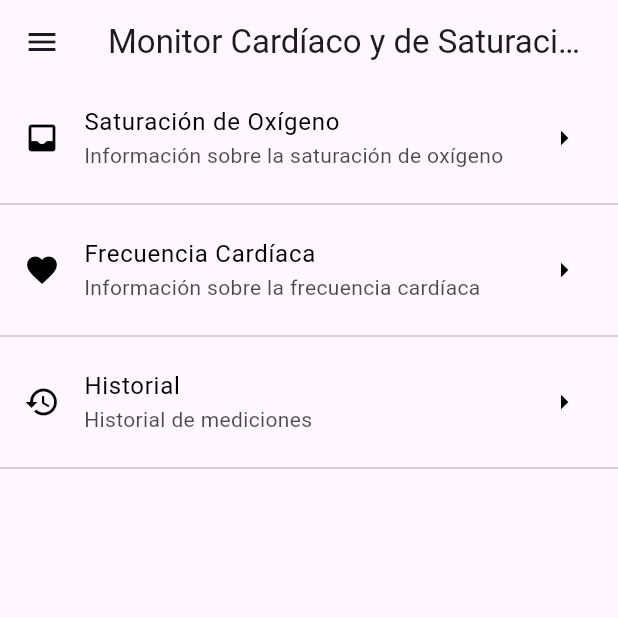
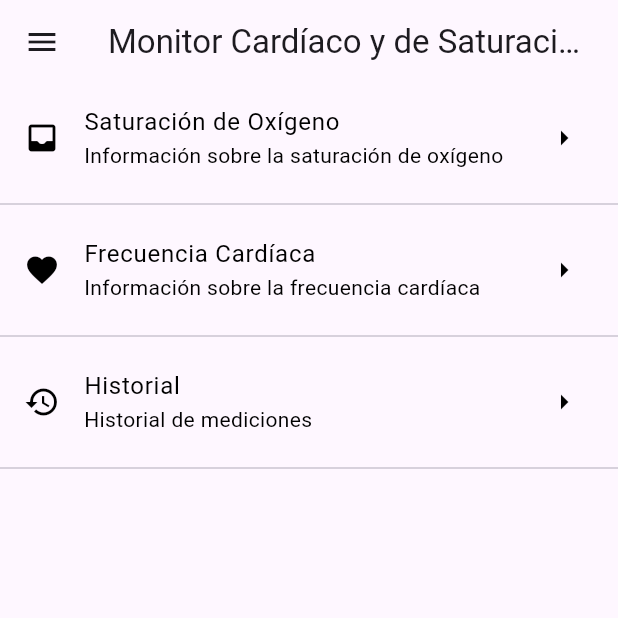
Before and after one commit to MarielBaezSanchez/appM-vil, a Flutter app: the screen it shows after launch, after a tap on "Ingresar", on a phone screen of 412 x 824 dp, the top half of it. Run offline on Flutter 3.47's test engine with Material 3 defaults, Android fonts, the phone set to English and light mode, and no system bars; our stand-ins replace firebase_auth, fluttertoast, google_fonts; accounts and stored records are empty.

Commit message:
AppTheme

```diff
--- a/lib/screens/frecuencia.dart
+++ b/lib/screens/frecuencia.dart
@@ -1,6 +1,7 @@
 import 'package:flutter/material.dart';
 import 'package:historial_exit/screens/historial.dart';
 import 'package:historial_exit/screens/saturacion.dart';
+import 'package:historial_exit/theme/app_theme.dart';
 
 class FrecuenciaCardiaca extends StatefulWidget {
   const FrecuenciaCardiaca({super.key});
@@ -17,11 +18,9 @@ class _FrecuenciaCardiacaState extends State<FrecuenciaCardiaca> {
       _selectedIndex = index;
     });
 
-    // Si se selecciona "Inicio" (índice 0), cerrar la pantalla actual
     if (index == 0) {
       Navigator.pop(context);
     } else {
-      // Navegar a las respectivas pantallas según el índice seleccionado
       switch (index) {
         case 1:
           Navigator.pushReplacement(
@@ -57,7 +56,7 @@ class _FrecuenciaCardiacaState extends State<FrecuenciaCardiaca> {
           height: 100,
           child: CircularProgressIndicator(
             strokeWidth: 8,
-            valueColor: AlwaysStoppedAnimation<Color>(Colors.blue),
+            valueColor: AlwaysStoppedAnimation<Color>(AppTheme.encabezados),
           ),
         ),
       ),
--- a/lib/screens/historial.dart
+++ b/lib/screens/historial.dart
@@ -17,11 +17,9 @@ class _HistorialState extends State<Historial> {
       _selectedIndex = index;
     });
 
-    // Si se selecciona "Inicio" (índice 0), cerrar la pantalla actual
     if (index == 0) {
       Navigator.pop(context);
     } else {
-      // Navegar a las respectivas pantallas según el índice seleccionado
       switch (index) {
         case 1:
           Navigator.pushReplacement(
@@ -87,7 +85,6 @@ class _HistorialState extends State<Historial> {
   }) {
     return GestureDetector(
       onTap: () {
-        // Aquí puedes agregar cualquier acción adicional al tocar un elemento del historial
         print('Tocado el elemento del historial');
       },
       child: Container(
--- a/lib/screens/home_screen.dart
+++ b/lib/screens/home_screen.dart
@@ -2,6 +2,7 @@ import 'package:flutter/material.dart';
 import 'package:historial_exit/screens/frecuencia.dart';
 import 'package:historial_exit/screens/historial.dart';
 import 'package:historial_exit/screens/saturacion.dart';
+import 'package:historial_exit/theme/app_theme.dart';
 
 
 class HomeScreen extends StatefulWidget {
@@ -16,7 +17,7 @@ class _HomeScreenState extends State<HomeScreen> {
   Widget build(BuildContext context) {
     return Scaffold(
       appBar: AppBar(
-        title: const Text('Monitor Cardíaco y de Saturación'),
+        title: const Text('Monitor Cardíaco y de Saturación',),
       ),
       drawer: Drawer(
         child: ListView(
@@ -24,7 +25,7 @@ class _HomeScreenState extends State<HomeScreen> {
           children: <Widget>[
             const DrawerHeader(
               decoration: BoxDecoration(
-                color: Colors.blue,
+                color: AppTheme.encabezados,
               ),
               child: Text(
                 'CodeCrafters',
@@ -78,19 +79,19 @@ class _HomeScreenState extends State<HomeScreen> {
           ListTile(
             title: const Text(
               'Saturación de Oxígeno',
-              style: TextStyle(color: Color.fromARGB(255, 0, 0, 0)),
+              style: TextStyle(color: AppTheme.secondaryColor),
             ),
             subtitle: const Text(
               'Información sobre la saturación de oxígeno',
-              style: TextStyle(color: Color.fromARGB(181, 0, 0, 0)),
+              style: TextStyle(color: AppTheme.secondaryColor),
             ),
             leading: const Icon(
               Icons.inbox_rounded,
-              color: Color.fromARGB(255, 0, 0, 0),
+              color: AppTheme.secondaryColor,
             ),
             trailing: const Icon(
               Icons.arrow_right_outlined,
-              color: Color.fromARGB(255, 0, 0, 0),
+              color: AppTheme.secondaryColor,
             ),
             onTap: () {
               final ruta1 = MaterialPageRoute(builder: (context) {
@@ -103,19 +104,19 @@ class _HomeScreenState extends State<HomeScreen> {
           ListTile(
             title: const Text(
               'Frecuencia Cardíaca',
-              style: TextStyle(color: Color.fromARGB(255, 0, 0, 0)),
+              style: TextStyle(color: AppTheme.secondaryColor),
             ),
             subtitle: const Text(
               'Información sobre la frecuencia cardíaca',
-              style: TextStyle(color: Color.fromARGB(181, 0, 0, 0)),
+              style: TextStyle(color: AppTheme.secondaryColor),
             ),
             leading: const Icon(
               Icons.favorite,
-              color: Color.fromARGB(255, 0, 0, 0),
+              color: AppTheme.secondaryColor,
             ),
             trailing: const Icon(
               Icons.arrow_right_outlined,
-              color: Color.fromARGB(255, 0, 0, 0),
+              color: AppTheme.secondaryColor,
             ),
             onTap: () {
               final ruta2 = MaterialPageRoute(builder: (context) {
@@ -128,19 +129,19 @@ class _HomeScreenState extends State<HomeScreen> {
           ListTile(
             title: const Text(
               'Historial',
-              style: TextStyle(color: Color.fromARGB(255, 0, 0, 0)),
+              style: TextStyle(color: AppTheme.secondaryColor),
             ),
             subtitle: const Text(
               'Historial de mediciones',
-              style: TextStyle(color: Color.fromARGB(181, 0, 0, 0)),
+              style: TextStyle(color: AppTheme.secondaryColor),
             ),
             leading: const Icon(
               Icons.history,
-              color: Color.fromARGB(255, 0, 0, 0),
+              color: AppTheme.secondaryColor,
             ),
             trailing: const Icon(
               Icons.arrow_right_outlined,
-              color: Color.fromARGB(255, 0, 0, 0),
+              color: AppTheme.secondaryColor,
             ),
             onTap: () {
               final ruta3 = MaterialPageRoute(builder: (context) {
--- a/lib/screens/login_screen.dart
+++ b/lib/screens/login_screen.dart
@@ -1,5 +1,6 @@
 import 'package:flutter/material.dart';
-import 'package:historial_exit/screens/home_screen.dart'; // Importa la pantalla HomeScreen
+import 'package:historial_exit/screens/home_screen.dart';
+import 'package:historial_exit/theme/app_theme.dart'; // Importa la pantalla HomeScreen
 
 class LoginPage extends StatefulWidget {
   const LoginPage({Key? key}) : super(key: key); // Corrige el parámetro key
@@ -103,7 +104,7 @@ class _LoginPageState extends State<LoginPage> {
   Widget _buildGreyText(String text) {
     return Text(
       text,
-      style: const TextStyle(color: Colors.grey),
+      style: const TextStyle(color: AppTheme.widgetsColor),
     );
   }
 
@@ -161,7 +162,7 @@ class _LoginPageState extends State<LoginPage> {
       ),
       child: const Text(
         "Ingresar",
-        style: TextStyle(color: Colors.black),
+        style: TextStyle(color: AppTheme.backColor),
       ),
     );
   }
--- a/lib/screens/saturacion.dart
+++ b/lib/screens/saturacion.dart
@@ -1,6 +1,7 @@
 import 'package:flutter/material.dart';
 import 'package:historial_exit/screens/frecuencia.dart';
 import 'package:historial_exit/screens/historial.dart';
+import 'package:historial_exit/theme/app_theme.dart';
 
 class SaturacionOxigeno extends StatefulWidget {
   const SaturacionOxigeno({super.key});
@@ -55,7 +56,7 @@ int _selectedIndex = 0;
           height: 100,
           child: CircularProgressIndicator(
             strokeWidth: 8,
-            valueColor: AlwaysStoppedAnimation<Color>(Colors.blue),
+            valueColor: AlwaysStoppedAnimation<Color>(AppTheme.encabezados),
           ),
         ),
       ),
--- /dev/null
+++ b/lib/theme/app_theme.dart
@@ -0,0 +1,67 @@
+import 'package:flutter/material.dart';
+import 'package:google_fonts/google_fonts.dart';
+
+class AppTheme {
+  //constante del color primario
+  static const encabezados = Colors.blue;
+  //constanete del color secundario
+  static const secondaryColor = Colors.black;
+  //constante de color de fondo
+  static const backColor = Color.fromARGB(255, 188, 229, 255);
+  //constante de color de botones
+  static const widgetsColor = Colors.grey;
+  //constante de color de botones y widgets deshabilitados
+  static const disableWidgetColor = Color.fromARGB(255, 89, 43, 227);
+
+  //definicion del tema del color y estilo de la app
+  static final ThemeData lightTheme = ThemeData.light().copyWith(
+      //colores del tema
+      scaffoldBackgroundColor: backColor,
+      appBarTheme: AppBarTheme(
+        color: encabezados,
+        titleTextStyle: GoogleFonts.lato(
+          color: backColor,
+          fontSize: 28.5,
+          fontWeight: FontWeight.bold,
+        ),
+        ),
+        iconTheme: const IconThemeData(
+          color: encabezados,
+          size: 35.0,
+        ),
+      elevatedButtonTheme: ElevatedButtonThemeData(
+          style: ButtonStyle(
+            backgroundColor: MaterialStateProperty.all(widgetsColor),
+            foregroundColor: MaterialStateProperty.all(backColor),
+            textStyle: MaterialStateProperty.all(
+              GoogleFonts.pacifico(fontSize: 24.5,))
+            )
+          ),
+
+      //estilo de los textos
+      textTheme: TextTheme(
+        //títulos de primer nivel:
+        headlineLarge: GoogleFonts.gabriela(
+          fontSize: 27.0,
+          fontWeight: FontWeight.bold,
+          color: secondaryColor,
+          decoration: TextDecoration.underline,
+          decorationColor: encabezados,
+          decorationStyle: TextDecorationStyle.double,
+          decorationThickness: 1.0, //fontFamily: GoogleFonts.dancingScript(),
+        ),
+
+        headlineMedium: GoogleFonts.alexandria(
+          fontSize: 25.5,
+          fontWeight: FontWeight.w700,
+          color: secondaryColor,
+        ),
+
+        //fuente para textos muy pequeños
+        bodySmall: GoogleFonts.montserrat(
+            fontSize: 15.0,
+            fontWeight: FontWeight.w500,
+            color: secondaryColor,
+            fontStyle: FontStyle.italic),
+      ));
+}
--- a/pubspec.yaml
+++ b/pubspec.yaml
@@ -9,6 +9,7 @@ environment:
 dependencies:
   flutter:
     sdk: flutter
+  google_fonts:
 
 
   firebase_core: any
```
Also changed, not shown: lib/main.dart (line endings or trailing spaces), pubspec.lock, 1 other file.
